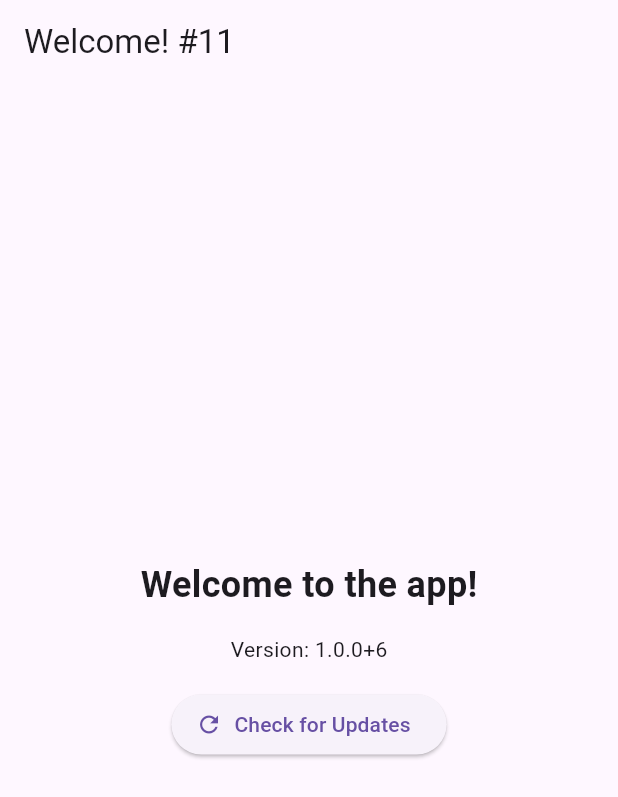
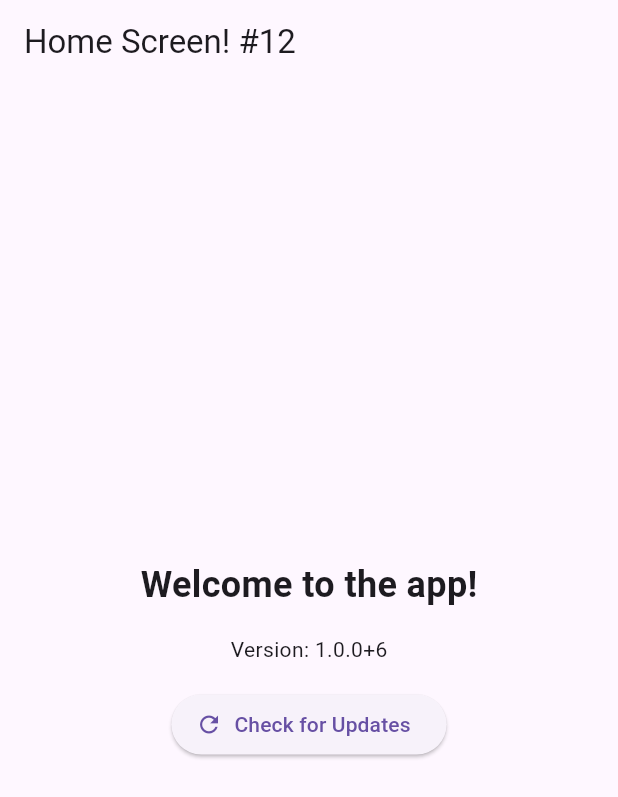
Before and after one commit to fulmedammes/_flutterapp, a Flutter app: the HomeScreen screen opened directly, on a phone screen of 412 x 824 dp. Shown: the top 797 px of the screen. Run offline on Flutter 3.47's test engine with Material 3 defaults, Android fonts, the phone set to English and light mode, and no system bars; our stand-ins replace package_info_plus, shared_preferences; missing offline and left inert: dart:html; accounts and stored records are empty; network calls fail.

Commit message:
Use fixed base-href and update title to #12

```diff
--- a/lib/home_screen.dart
+++ b/lib/home_screen.dart
@@ -42,7 +42,7 @@ class _HomeScreenState extends State<HomeScreen> {
   @override
   Widget build(BuildContext context) {
     return Scaffold(
-      appBar: AppBar(title: const Text('Welcome! #11')),
+      appBar: AppBar(title: const Text('Home Screen! #12')),
       body: Center(
         child: Column(
           mainAxisAlignment: MainAxisAlignment.center,
```
Also changed, not shown: 1 other file.
